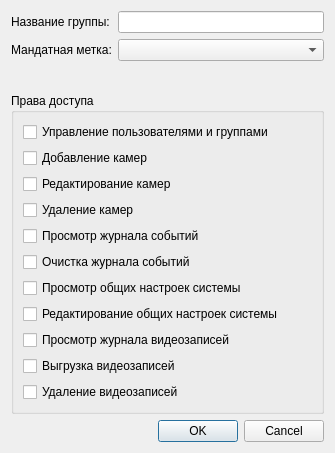
Before: the Qt Designer form src/ui/CEditMandatoryGroup.ui in MikhailBersenev/BuksanSpy, drawn with Qt 5.
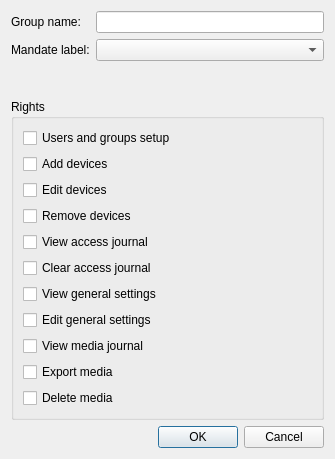
After: the same form once the commit is applied.

Patch:
```diff
--- a/src/ui/CEditMandatoryGroup.ui
+++ b/src/ui/CEditMandatoryGroup.ui
@@ -7,7 +7,7 @@
     <x>0</x>
     <y>0</y>
     <width>335</width>
-    <height>453</height>
+    <height>459</height>
    </rect>
   </property>
   <property name="windowTitle">
@@ -19,7 +19,7 @@
      <item row="0" column="0">
       <widget class="QLabel" name="GroupName_Label">
        <property name="text">
-        <string>Название группы:</string>
+        <string>Group name:</string>
        </property>
       </widget>
      </item>
@@ -29,7 +29,7 @@
      <item row="1" column="0">
       <widget class="QLabel" name="MandatoryMark_Label">
        <property name="text">
-        <string>Мандатная метка:</string>
+        <string>Mandate label:</string>
        </property>
       </widget>
      </item>
@@ -41,13 +41,13 @@
    <item row="1" column="0">
     <widget class="QGroupBox" name="Rights_groupBox">
      <property name="title">
-      <string>Права доступа</string>
+      <string>Rights</string>
      </property>
      <layout class="QGridLayout" name="gridLayout">
       <item row="4" column="0">
        <widget class="QCheckBox" name="alertsView_checkBox">
         <property name="text">
-         <string>Просмотр журнала событий</string>
+         <string>View access journal </string>
         </property>
         <property name="checked">
          <bool>false</bool>
@@ -57,7 +57,7 @@
       <item row="5" column="0">
        <widget class="QCheckBox" name="alertsDelete_checkBox">
         <property name="text">
-         <string>Очистка журнала событий</string>
+         <string>Clear access journal</string>
         </property>
         <property name="checked">
          <bool>false</bool>
@@ -67,7 +67,7 @@
       <item row="6" column="0">
        <widget class="QCheckBox" name="generalSettingsView_checkBox">
         <property name="text">
-         <string>Просмотр общих настроек системы</string>
+         <string>View general settings</string>
         </property>
         <property name="checked">
          <bool>false</bool>
@@ -77,7 +77,7 @@
       <item row="0" column="0">
        <widget class="QCheckBox" name="UserControl_checkBox">
         <property name="text">
-         <string>Управление пользователями и группами</string>
+         <string>Users and groups setup</string>
         </property>
         <property name="checked">
          <bool>false</bool>
@@ -87,7 +87,7 @@
       <item row="3" column="0">
        <widget class="QCheckBox" name="DeleteDevice_checkBox">
         <property name="text">
-         <string>Удаление камер</string>
+         <string>Remove devices</string>
         </property>
         <property name="checked">
          <bool>false</bool>
@@ -97,7 +97,7 @@
       <item row="7" column="0">
        <widget class="QCheckBox" name="generalSettingsChange_checkBox">
         <property name="text">
-         <string>Редактирование общих настроек системы</string>
+         <string>Edit general settings</string>
         </property>
         <property name="checked">
          <bool>false</bool>
@@ -107,7 +107,7 @@
       <item row="2" column="0">
        <widget class="QCheckBox" name="editDevice_checkBox">
         <property name="text">
-         <string>Редактирование камер</string>
+         <string>Edit devices</string>
         </property>
         <property name="checked">
          <bool>false</bool>
@@ -117,7 +117,7 @@
       <item row="9" column="0">
        <widget class="QCheckBox" name="VideosDecrypt_checkBox">
         <property name="text">
-         <string>Выгрузка видеозаписей</string>
+         <string>Export media</string>
         </property>
         <property name="checked">
          <bool>false</bool>
@@ -127,7 +127,7 @@
       <item row="8" column="0">
        <widget class="QCheckBox" name="VideosView_checkBox">
         <property name="text">
-         <string>Просмотр журнала видеозаписей</string>
+         <string>View media journal</string>
         </property>
         <property name="checked">
          <bool>false</bool>
@@ -137,7 +137,7 @@
       <item row="1" column="0">
        <widget class="QCheckBox" name="AddDevice_checkBox">
         <property name="text">
-         <string>Добавление камер</string>
+         <string>Add devices</string>
         </property>
         <property name="checked">
          <bool>false</bool>
@@ -147,7 +147,7 @@
       <item row="10" column="0">
        <widget class="QCheckBox" name="videosDelete_checkBox">
         <property name="text">
-         <string>Удаление видеозаписей</string>
+         <string>Delete media</string>
         </property>
         <property name="checked">
          <bool>false</bool>
```
Left out of the diff: 2 changed lines with no effect on the pictures.
